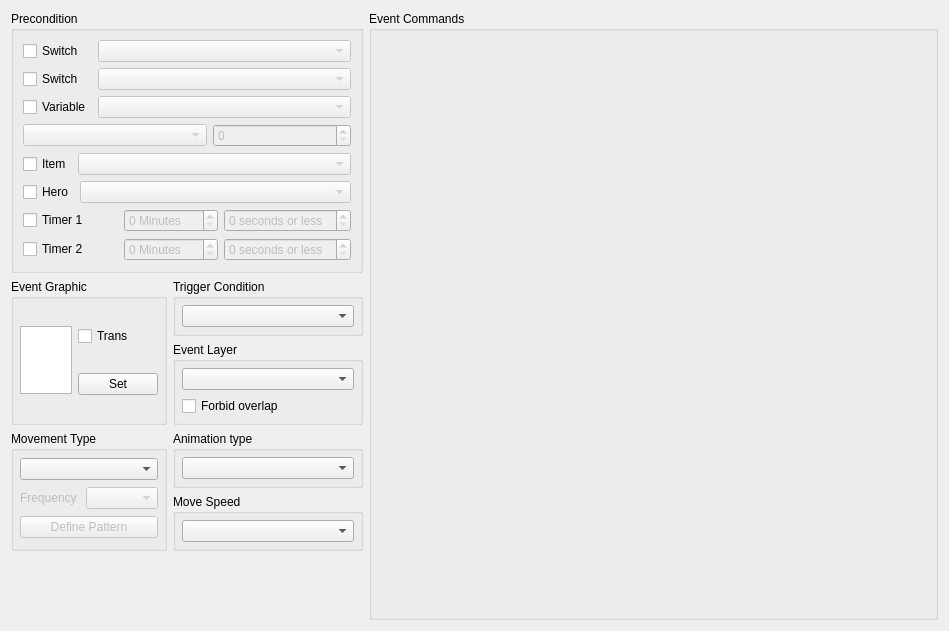
Old version of the form src/ui/event/event_page_widget.ui in the repository SemDyal/EasyRPGEditor.
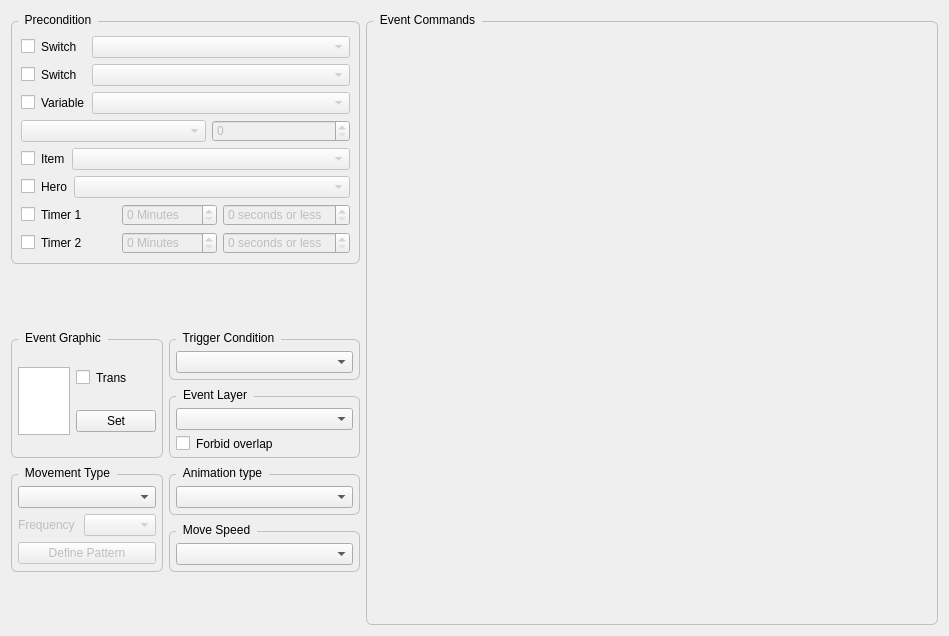
New version of the form. Custom widgets are drawn as their Qt base class.

Commit message: [event] Show choices. Minor style changes.

Diff of the .ui file:
```diff
--- a/src/ui/event/event_page_widget.ui
+++ b/src/ui/event/event_page_widget.ui
@@ -7,13 +7,233 @@
     <x>0</x>
     <y>0</y>
     <width>949</width>
-    <height>631</height>
+    <height>636</height>
    </rect>
   </property>
   <property name="windowTitle">
    <string>Form</string>
   </property>
+  <property name="styleSheet">
+   <string notr="true">QGroupBox {
+    border: 1px solid silver;
+    border-radius: 6px;
+    margin-top: 10px;
+    padding-top: 5px;
+}
+
+QGroupBox::title {
+    subcontrol-origin: margin;
+    left: 7px;
+    padding: 2px 5px 0px 5px;
+}
+
+QCheckBox, QSpinBox {
+	margin: 0px;
+}
+</string>
+  </property>
   <layout class="QGridLayout" name="gridLayout">
+   <item row="2" column="0" rowspan="2">
+    <widget class="QGroupBox" name="groupBox_5">
+     <property name="title">
+      <string>Event Graphic</string>
+     </property>
+     <layout class="QHBoxLayout" name="horizontalLayout_10">
+      <property name="leftMargin">
+       <number>6</number>
+      </property>
+      <property name="topMargin">
+       <number>6</number>
+      </property>
+      <property name="rightMargin">
+       <number>6</number>
+      </property>
+      <property name="bottomMargin">
+       <number>6</number>
+      </property>
+      <item>
+       <widget class="QGraphicsView" name="graphicsSprite">
+        <property name="minimumSize">
+         <size>
+          <width>52</width>
+          <height>68</height>
+         </size>
+        </property>
+        <property name="maximumSize">
+         <size>
+          <width>52</width>
+          <height>68</height>
+         </size>
+        </property>
+        <property name="verticalScrollBarPolicy">
+         <enum>Qt::ScrollBarAlwaysOff</enum>
+        </property>
+        <property name="horizontalScrollBarPolicy">
+         <enum>Qt::ScrollBarAlwaysOff</enum>
+        </property>
+       </widget>
+      </item>
+      <item>
+       <layout class="QVBoxLayout" name="verticalLayout_6">
+        <item>
+         <widget class="QCheckBox" name="checkTransparent">
+          <property name="text">
+           <string>Trans</string>
+          </property>
+         </widget>
+        </item>
+        <item>
+         <widget class="QPushButton" name="pushSetSprite">
+          <property name="text">
+           <string>Set</string>
+          </property>
+         </widget>
+        </item>
+       </layout>
+      </item>
+     </layout>
+    </widget>
+   </item>
+   <item row="5" column="1">
+    <widget class="QGroupBox" name="groupBox_10">
+     <property name="title">
+      <string>Move Speed</string>
+     </property>
+     <layout class="QVBoxLayout" name="verticalLayout_3">
+      <property name="leftMargin">
+       <number>6</number>
+      </property>
+      <property name="topMargin">
+       <number>6</number>
+      </property>
+      <property name="rightMargin">
+       <number>6</number>
+      </property>
+      <property name="bottomMargin">
+       <number>6</number>
+      </property>
+      <item>
+       <widget class="QComboBox" name="comboMoveSpeed"/>
+      </item>
+     </layout>
+    </widget>
+   </item>
+   <item row="4" column="1">
+    <widget class="QGroupBox" name="groupBox_9">
+     <property name="title">
+      <string>Animation type</string>
+     </property>
+     <layout class="QVBoxLayout" name="verticalLayout_4">
+      <property name="leftMargin">
+       <number>6</number>
+      </property>
+      <property name="topMargin">
+       <number>6</number>
+      </property>
+      <property name="rightMargin">
+       <number>6</number>
+      </property>
+      <property name="bottomMargin">
+       <number>6</number>
+      </property>
+      <item>
+       <widget class="QComboBox" name="comboAnimationType"/>
+      </item>
+     </layout>
+    </widget>
+   </item>
+   <item row="0" column="2" rowspan="7">
+    <widget class="QGroupBox" name="groupBox_4">
+     <property name="sizePolicy">
+      <sizepolicy hsizetype="Preferred" vsizetype="Preferred">
+       <horstretch>3</horstretch>
+       <verstretch>0</verstretch>
+      </sizepolicy>
+     </property>
+     <property name="title">
+      <string>Event Commands</string>
+     </property>
+     <layout class="QHBoxLayout" name="horizontalLayout_11">
+      <item>
+       <widget class="EventCommandsWidget" name="commands" native="true"/>
+      </item>
+     </layout>
+    </widget>
+   </item>
+   <item row="6" column="1">
+    <spacer name="verticalSpacer_2">
+     <property name="orientation">
+      <enum>Qt::Vertical</enum>
+     </property>
+     <property name="sizeHint" stdset="0">
+      <size>
+       <width>20</width>
+       <height>44</height>
+      </size>
+     </property>
+    </spacer>
+   </item>
+   <item row="2" column="1">
+    <widget class="QGroupBox" name="groupBox_7">
+     <property name="sizePolicy">
+      <sizepolicy hsizetype="Preferred" vsizetype="Preferred">
+       <horstretch>1</horstretch>
+       <verstretch>0</verstretch>
+      </sizepolicy>
+     </property>
+     <property name="title">
+      <string>Trigger Condition</string>
+     </property>
+     <layout class="QVBoxLayout" name="verticalLayout_7">
+      <property name="leftMargin">
+       <number>6</number>
+      </property>
+      <property name="topMargin">
+       <number>6</number>
+      </property>
+      <property name="rightMargin">
+       <number>6</number>
+      </property>
+      <property name="bottomMargin">
+       <number>6</number>
+      </property>
+      <item>
+       <widget class="QComboBox" name="comboCondition"/>
+      </item>
+     </layout>
+    </widget>
+   </item>
+   <item row="3" column="1">
+    <widget class="QGroupBox" name="groupBox_8">
+     <property name="title">
+      <string>Event Layer</string>
+     </property>
+     <layout class="QVBoxLayout" name="verticalLayout_5">
+      <property name="leftMargin">
+       <number>6</number>
+      </property>
+      <property name="topMargin">
+       <number>6</number>
+      </property>
+      <property name="rightMargin">
+       <number>6</number>
+      </property>
+      <property name="bottomMargin">
+       <number>6</number>
+      </property>
+      <item>
+       <widget class="QComboBox" name="comboLayer"/>
+      </item>
+      <item>
+       <widget class="QCheckBox" name="checkOverlapForbidden">
+        <property name="text">
+         <string>Forbid overlap</string>
+        </property>
+       </widget>
+      </item>
+     </layout>
+    </widget>
+   </item>
    <item row="0" column="0" colspan="2">
     <widget class="QGroupBox" name="groupBox_3">
      <property name="title">
@@ -229,147 +449,7 @@
      </layout>
     </widget>
    </item>
-   <item row="0" column="2" rowspan="6">
-    <widget class="QGroupBox" name="groupBox_4">
-     <property name="sizePolicy">
-      <sizepolicy hsizetype="Preferred" vsizetype="Preferred">
-       <horstretch>3</horstretch>
-       <verstretch>0</verstretch>
-      </sizepolicy>
-     </property>
-     <property name="title">
-      <string>Event Commands</string>
-     </property>
-     <layout class="QHBoxLayout" name="horizontalLayout_11">
-      <item>
-       <widget class="EventCommandsWidget" name="commands" native="true"/>
-      </item>
-     </layout>
-    </widget>
-   </item>
-   <item row="1" column="0" rowspan="2">
-    <widget class="QGroupBox" name="groupBox_5">
-     <property name="title">
-      <string>Event Graphic</string>
-     </property>
-     <layout class="QHBoxLayout" name="horizontalLayout_10">
-      <property name="leftMargin">
-       <number>6</number>
-      </property>
-      <property name="topMargin">
-       <number>6</number>
-      </property>
-      <property name="rightMargin">
-       <number>6</number>
-      </property>
-      <property name="bottomMargin">
-       <number>6</number>
-      </property>
-      <item>
-       <widget class="QGraphicsView" name="graphicsSprite">
-        <property name="minimumSize">
-         <size>
-          <width>52</width>
-          <height>68</height>
-         </size>
-        </property>
-        <property name="maximumSize">
-         <size>
-          <width>52</width>
-          <height>68</height>
-         </size>
-        </property>
-        <property name="verticalScrollBarPolicy">
-         <enum>Qt::ScrollBarAlwaysOff</enum>
-        </property>
-        <property name="horizontalScrollBarPolicy">
-         <enum>Qt::ScrollBarAlwaysOff</enum>
-        </property>
-       </widget>
-      </item>
-      <item>
-       <layout class="QVBoxLayout" name="verticalLayout_6">
-        <item>
-         <widget class="QCheckBox" name="checkTransparent">
-          <property name="text">
-           <string>Trans</string>
-          </property>
-         </widget>
-        </item>
-        <item>
-         <widget class="QPushButton" name="pushSetSprite">
-          <property name="text">
-           <string>Set</string>
-          </property>
-         </widget>
-        </item>
-       </layout>
-      </item>
-     </layout>
-    </widget>
-   </item>
-   <item row="1" column="1">
-    <widget class="QGroupBox" name="groupBox_7">
-     <property name="sizePolicy">
-      <sizepolicy hsizetype="Preferred" vsizetype="Preferred">
-       <horstretch>1</horstretch>
-       <verstretch>0</verstretch>
-      </sizepolicy>
-     </property>
-     <property name="title">
-      <string>Trigger Condition</string>
-     </property>
-     <layout class="QVBoxLayout" name="verticalLayout_7">
-      <property name="leftMargin">
-       <number>6</number>
-      </property>
-      <property name="topMargin">
-       <number>6</number>
-      </property>
-      <property name="rightMargin">
-       <number>6</number>
-      </property>
-      <property name="bottomMargin">
-       <number>6</number>
-      </property>
-      <item>
-       <widget class="QComboBox" name="comboCondition"/>
-      </item>
-     </layout>
-    </widget>
-   </item>
-   <item row="2" column="1">
-    <widget class="QGroupBox" name="groupBox_8">
-     <property name="title">
-      <string>Event Layer</string>
-     </property>
-     <layout class="QVBoxLayout" name="verticalLayout_5">
-      <property name="leftMargin">
-       <number>6</number>
-      </property>
-      <property name="topMargin">
-       <number>6</number>
-      </property>
-      <property name="rightMargin">
-       <number>6</number>
-      </property>
-      <property name="bottomMargin">
-       <number>6</number>
-      </property>
-      <item>
-       <widget class="QComboBox" name="comboLayer"/>
-      </item>
-      <item>
-       <widget class="QCheckBox" name="checkOverlapForbidden">
-        <property name="text">
-         <string>Forbid overlap</string>
-        </property>
-       </widget>
-      </item>
-     </layout>
-    </widget>
-   </item>
-   <item row="3" column="0" rowspan="2">
+   <item row="4" column="0" rowspan="2">
     <widget class="QGroupBox" name="groupBox_6">
      <property name="title">
       <string>Movement Type</string>
@@ -424,55 +504,7 @@
      </layout>
     </widget>
    </item>
-   <item row="3" column="1">
-    <widget class="QGroupBox" name="groupBox_9">
-     <property name="title">
-      <string>Animation type</string>
-     </property>
-     <layout class="QVBoxLayout" name="verticalLayout_4">
-      <property name="leftMargin">
-       <number>6</number>
-      </property>
-      <property name="topMargin">
-       <number>6</number>
-      </property>
-      <property name="rightMargin">
-       <number>6</number>
-      </property>
-      <property name="bottomMargin">
-       <number>6</number>
-      </property>
-      <item>
-       <widget class="QComboBox" name="comboAnimationType"/>
-      </item>
-     </layout>
-    </widget>
-   </item>
-   <item row="4" column="1">
-    <widget class="QGroupBox" name="groupBox_10">
-     <property name="title">
-      <string>Move Speed</string>
-     </property>
-     <layout class="QVBoxLayout" name="verticalLayout_3">
-      <property name="leftMargin">
-       <number>6</number>
-      </property>
-      <property name="topMargin">
-       <number>6</number>
-      </property>
-      <property name="rightMargin">
-       <number>6</number>
-      </property>
-      <property name="bottomMargin">
-       <number>6</number>
-      </property>
-      <item>
-       <widget class="QComboBox" name="comboMoveSpeed"/>
-      </item>
-     </layout>
-    </widget>
-   </item>
-   <item row="5" column="0">
+   <item row="6" column="0">
     <spacer name="verticalSpacer">
      <property name="orientation">
       <enum>Qt::Vertical</enum>
@@ -485,15 +517,15 @@
      </property>
     </spacer>
    </item>
-   <item row="5" column="1">
-    <spacer name="verticalSpacer_2">
+   <item row="1" column="1">
+    <spacer name="verticalSpacer_3">
      <property name="orientation">
       <enum>Qt::Vertical</enum>
      </property>
      <property name="sizeHint" stdset="0">
       <size>
        <width>20</width>
-       <height>44</height>
+       <height>40</height>
       </size>
      </property>
     </spacer>
```
The commit also changes 9 other files.
